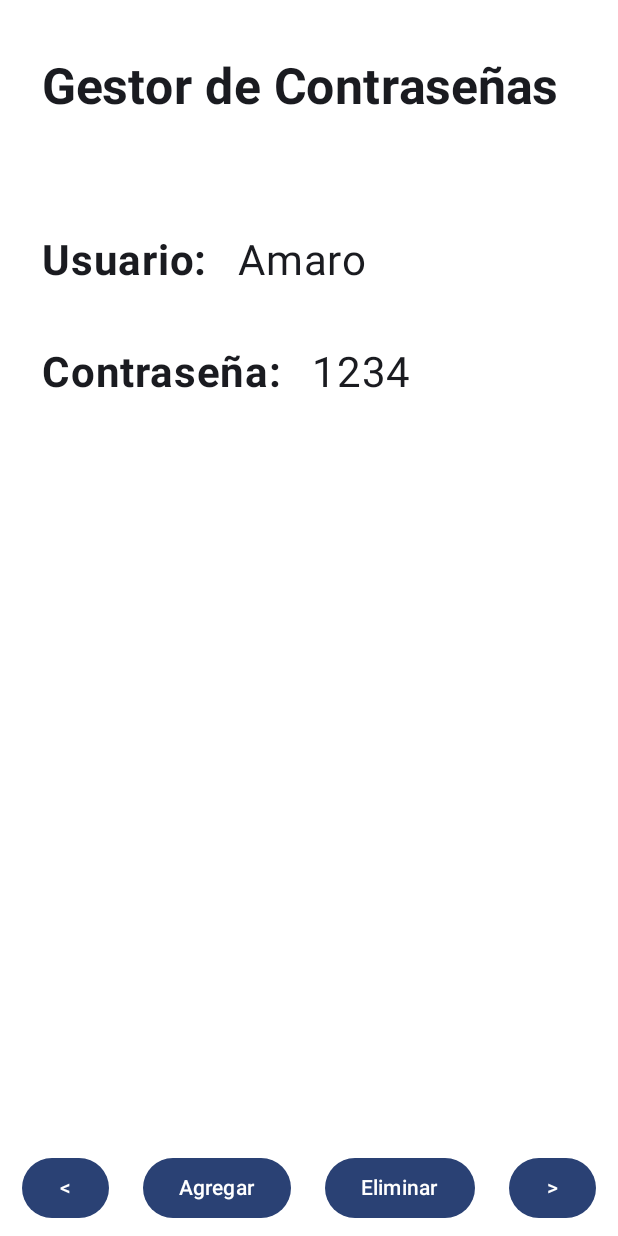
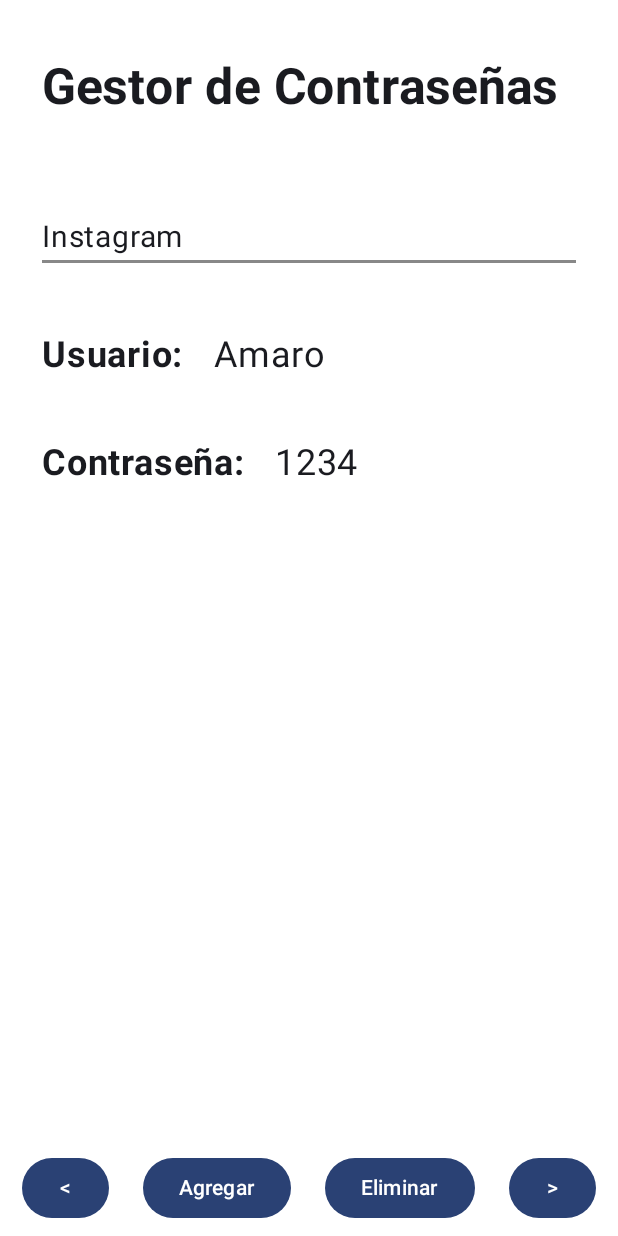
Before and after one commit to unai5665/gestorContrasenas, an Android app built with Jetpack Compose: the screen it shows after launch (MainActivity), on a phone screen of 412 x 824 dp. Run offline under Robolectric (Android 15) with nearby library versions, the phone set to English and light mode, and no system bars.

```diff
--- a/app/src/main/java/com/example/gestorcontrasenas/MainActivity.kt
+++ b/app/src/main/java/com/example/gestorcontrasenas/MainActivity.kt
@@ -11,6 +11,7 @@ import androidx.compose.foundation.layout.fillMaxSize
 import androidx.compose.foundation.layout.fillMaxWidth
 import androidx.compose.foundation.layout.padding
 import androidx.compose.material3.Button
+import androidx.compose.material3.Divider
 import androidx.compose.material3.Surface
 import androidx.compose.material3.Text
 import androidx.compose.runtime.Composable
@@ -55,11 +56,25 @@ fun GreetingText(modifier: Modifier = Modifier) {
                 modifier = Modifier
                     .padding(start = 28.dp, end = 10.dp)
             )
+            Text(
+                text = "Instagram",
+                fontSize = 20.sp,
+                modifier = Modifier
+                    .padding(start = 28.dp, end = 5.dp, top = 30.dp)
+            )
+            Divider(
+                color = Color.Gray,
+                thickness = 2.dp,
+                modifier = Modifier
+                    .padding(horizontal = 28.dp, vertical = 3.dp)
+                    .fillMaxWidth()
+            )
+
 
             Row {
                 Text(
                     text = "Usuario:",
-                    fontSize = 28.sp,
+                    fontSize = 24.sp,
                     fontWeight = FontWeight.Bold,
                     lineHeight = 116.sp,
                     modifier = Modifier
@@ -67,7 +82,7 @@ fun GreetingText(modifier: Modifier = Modifier) {
                 )
                 Text(
                     text = "Amaro",
-                    fontSize = 28.sp,
+                    fontSize = 24.sp,
                     lineHeight = 116.sp,
                     modifier = Modifier
                         .padding(start = 10.dp, end = 10.dp)
@@ -76,14 +91,14 @@ fun GreetingText(modifier: Modifier = Modifier) {
             Row {
                 Text(
                     text = "Contraseña:",
-                    fontSize = 28.sp,
+                    fontSize = 24.sp,
                     fontWeight = FontWeight.Bold,
                     modifier = Modifier
                         .padding(start = 28.dp, end = 10.dp)
                 )
                 Text(
                     text = "1234",
-                    fontSize = 28.sp,
+                    fontSize = 24.sp,
                     modifier = Modifier
                         .padding(start = 10.dp, end = 10.dp)
                 )
```
